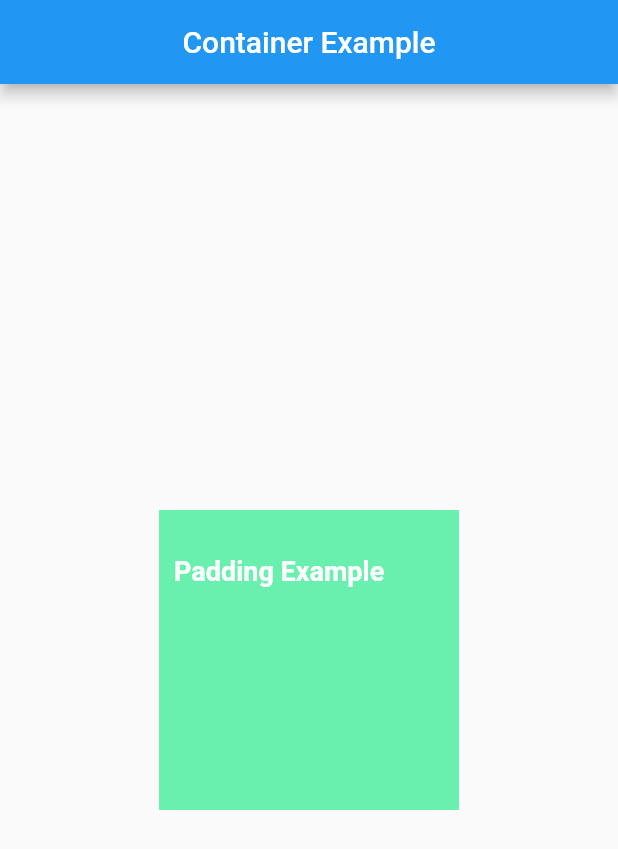
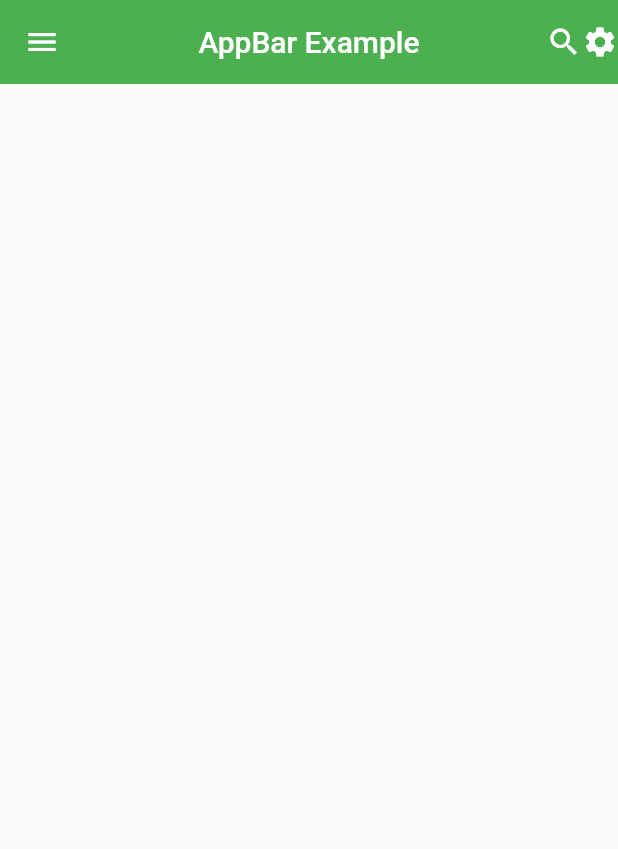
Before and after one commit to NilamPathak578/flutterHopeProjects, a Flutter app: the screen it shows after launch, on a phone screen of 412 x 824 dp. Shown: the top 849 px of the screen. Run offline on Flutter 3.47's test engine with Material 2 defaults, Android fonts, the phone set to English and light mode, and no system bars.

Commit message:
AppBar Example

```diff
--- a/lib/Views/home_page.dart
+++ b/lib/Views/home_page.dart
@@ -16,19 +16,27 @@ class _HomepageState extends State<Homepage> {
   Widget build(BuildContext context) {
     return Scaffold(
       appBar: AppBar(
-        //title: const Text("TextFormField Example"),
-        title: const Text("Container Example"),
+        backgroundColor: Colors.green,
+        //foregroundColor: Colors.yellowAccent,
+        automaticallyImplyLeading: false,
+        leading: const Icon(Icons.menu),
+        title: const Text("AppBar Example"),
         centerTitle: true,
+        actions: const [Icon(Icons.search), Icon(Icons.settings)],
+
+        // elevation: 6,
+        elevation: 0,
       ),
-      body: SafeArea(
-        child: Column(
-          children: [
-            //TextFormFieldWidget(),
-            //containerWidget(context),
-            Flexible(child: container(context)),
-          ],
-        ),
-      ),
+      drawer: const Drawer(),
+      // body: SafeArea(
+      //   child: Column(
+      //     children: [
+      //       //TextFormFieldWidget(),
+      //       //containerWidget(context),
+      //       Flexible(child: container(context)),
+      //     ],
+      //   ),
+      // ),
     );
   }
 }
```
